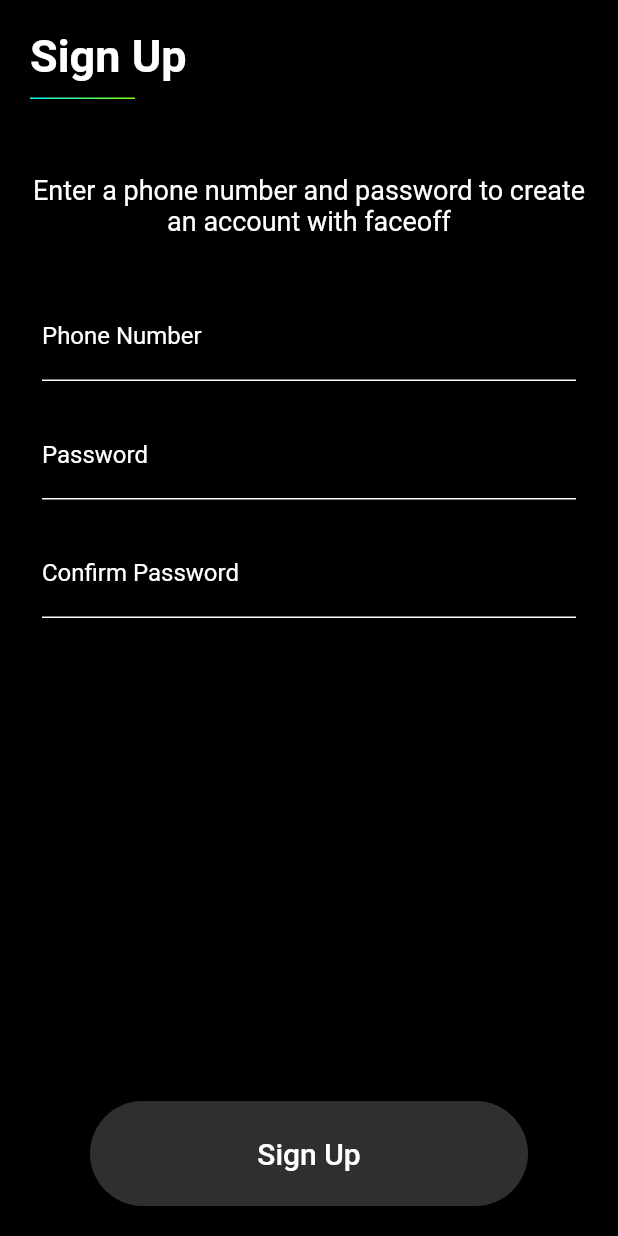
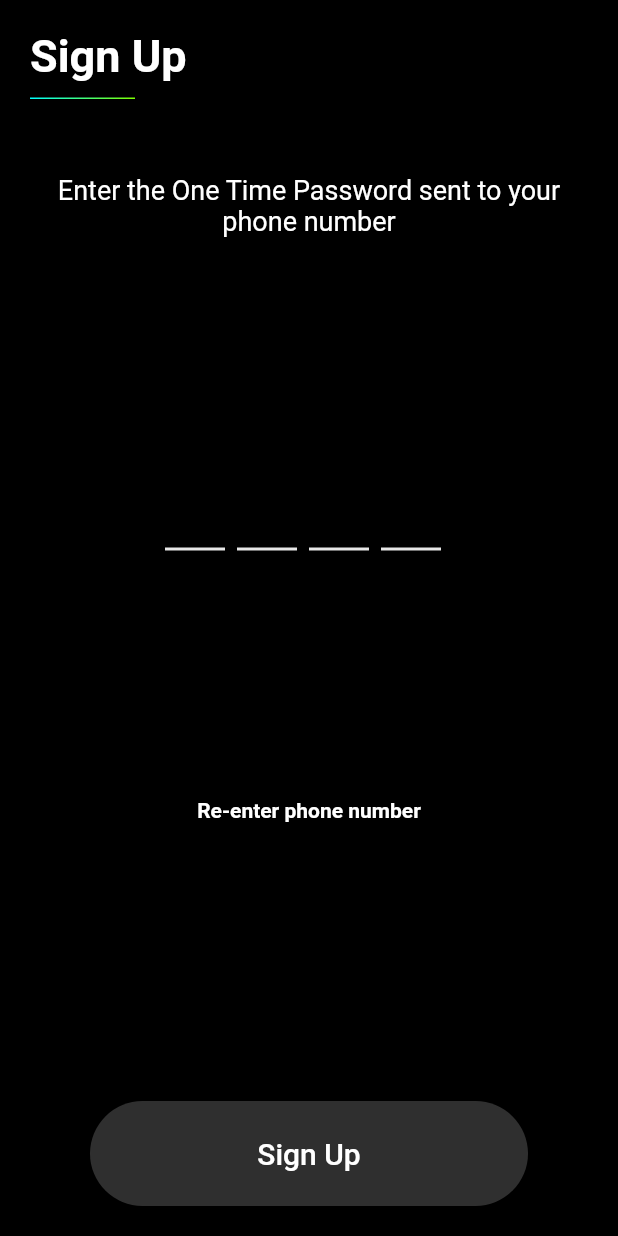
Before and after one commit to Harshith996/face_off_repository, a Flutter app: the screen it shows after launch, after a tap on "Sign Up", on a phone screen of 412 x 824 dp. Run offline on Flutter 3.47's test engine with Material 2 defaults, Android fonts, the phone set to English and light mode, and no system bars; drawn by our look-alikes of flutter_otp_text_field; our stand-ins replace carousel_slider, google_fonts, google_nav_bar, otp_text_field, shared_preferences; network calls fail.

Commit message:
Added OTP Screen

```diff
--- a/lib/main.dart
+++ b/lib/main.dart
@@ -2,6 +2,7 @@
 import 'package:face_off/ui/screens/create_profile_1.dart';
 import 'package:face_off/ui/screens/enter_details_page.dart';
 import 'package:face_off/ui/screens/login_page.dart';
+import 'package:face_off/ui/screens/otp_verification.dart';
 import 'package:face_off/ui/screens/signup_page.dart';
 import 'package:face_off/ui/screens/splash_screen.dart';
 import 'package:face_off/utils/shared_prefs.dart';
@@ -26,7 +27,7 @@
         primarySwatch: Colors.blue,
         visualDensity: VisualDensity.adaptivePlatformDensity,
       ),
-      home: SplashScreenPage(),
+      home: OtpVerification(),
     );
   }
 }
--- /dev/null
+++ b/lib/ui/screens/otp_verification.dart
@@ -0,0 +1,129 @@
+import 'package:face_off/ui/shared/widgets/divider.dart';
+import 'package:flutter/material.dart';
+import 'package:otp_text_field/style.dart';
+import '../../utils/apis.dart';
+import '../shared/widgets/wide_dark_background_button.dart';
+import 'package:face_off/utils/constants.dart';
+import 'package:http/http.dart' as http;
+import 'dart:convert';
+import 'package:otp_text_field/otp_text_field.dart';
+import 'package:otp_text_field/otp_field.dart';
+import 'package:otp_text_field/otp_text_field.dart';
+import 'package:otp_text_field/style.dart';
+import 'package:flutter_otp_text_field/flutter_otp_text_field.dart';
+
+
+
+class OtpVerification extends StatelessWidget {
+  OtpVerification({super.key});
+
+  // text editing controllers
+  final fnameController = TextEditingController();
+  final lnameController = TextEditingController();
+  final pControl = TextEditingController();
+  final passwordController = TextEditingController();
+  final rpasswordController = TextEditingController();
+  OtpFieldController otpController = OtpFieldController();
+  // sign user in method
+  void signUserIn() {}
+
+  @override
+  Widget build(BuildContext context) {
+    return Scaffold(
+      backgroundColor: const Color(CustomColors.background),
+      body: SafeArea(
+        child: Center(
+          child: Padding(
+          padding: const EdgeInsets.all(20),
+          child: Column(
+            crossAxisAlignment: CrossAxisAlignment.center,
+            children: [
+              const Align(
+                alignment: Alignment.centerLeft,
+                child: Text(
+                  'Sign Up',
+                  style: TextStyle(
+                    fontSize: 30,
+                    color: Color(CustomColors.white),
+                    fontWeight: FontWeight.bold,
+                  ),
+                ),
+              ),
+              const SizedBox(
+                height: 10,
+              ),
+              const Align(
+                alignment: Alignment.centerLeft,
+                child: LineDivider(length: 70),
+              ),
+              const SizedBox(
+                height: 50,
+              ),
+              const Text(
+                "Enter the One Time Password sent to your phone number",
+                textAlign: TextAlign.center,
+                style:
+                    TextStyle(color: Color(CustomColors.white), fontSize: 18),
+              ),
+              const SizedBox(
+                height: 150,
+              ),
+
+
+      Center(
+        child: OtpTextField(
+        numberOfFields: 4,
+        borderColor: const Color(CustomColors.white),
+        focusedBorderColor: const Color(CustomColors.blue),
+        textStyle: const TextStyle(fontSize: 30, color: Color(CustomColors.white)),
+        keyboardType: TextInputType.number,
+        //set to true to show as box or false to show as dash
+        showFieldAsBox: false,
+      )),
+              const Spacer(),
+              ElevatedButton(
+                style: ElevatedButton.styleFrom(backgroundColor: const Color(CustomColors.background),  side: const BorderSide(color: Color(CustomColors.background))),
+                onPressed: () {},
+                child: const Text("Re-enter phone number", style:TextStyle(fontWeight: FontWeight.bold, color: Color(CustomColors.white)),
+
+                  )
+                ),
+                const SizedBox(
+                height: 170,
+              ),
+              WideDarkBackgroundButton(
+                  displayText: "Sign Up",
+                  onTap: () {
+                    signupUser(
+                        "6509605994", "H", "S", "Imagine@dragons1", context);
+                  })
+          ],
+          ),
+        )),
+      ),
+    );
+  }
+
+  Future signupUser(String phone_number, String first_name, String last_name,
+      String password, BuildContext context) async {
+    final headers = {
+      "Accept": "application/json",
+      "Content-Type": "application/x-www-form-urlencoded"
+    };
+    final form = [];
+    form.add("phone_number=$phone_number");
+    form.add("first_name=$first_name");
+    form.add("last_name=$last_name");
+    form.add("password=$password");
+    final body = form.join('&');
+
+    final response = await http.post(Uri.parse(ApiUrls.url_signup),
+        headers: headers, body: body);
+    final responseJSON = json.decode(response.body);
+    if (responseJSON['error'] == false) {
+      print("Sweet");
+    } else {
+      print(responseJSON['message']);
+    }
+  }
+}
--- a/pubspec.yaml
+++ b/pubspec.yaml
@@ -41,6 +41,8 @@
   carousel_slider: ^4.1.1
   google_fonts: 3.0.1
   http: ^0.13.5
+  otp_text_field: ^1.1.3
+  flutter_otp_text_field: ^1.1.1
 
 dev_dependencies:
   flutter_test:
```
Also changed, not shown: flutter_01.png (added), pubspec.lock.
